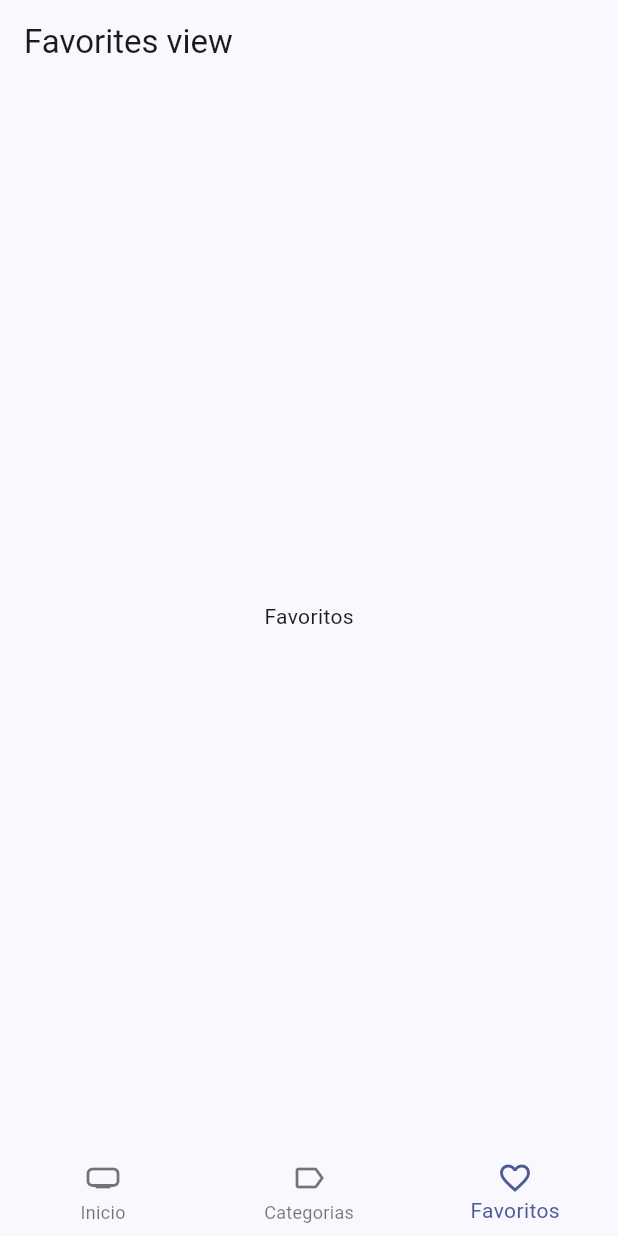
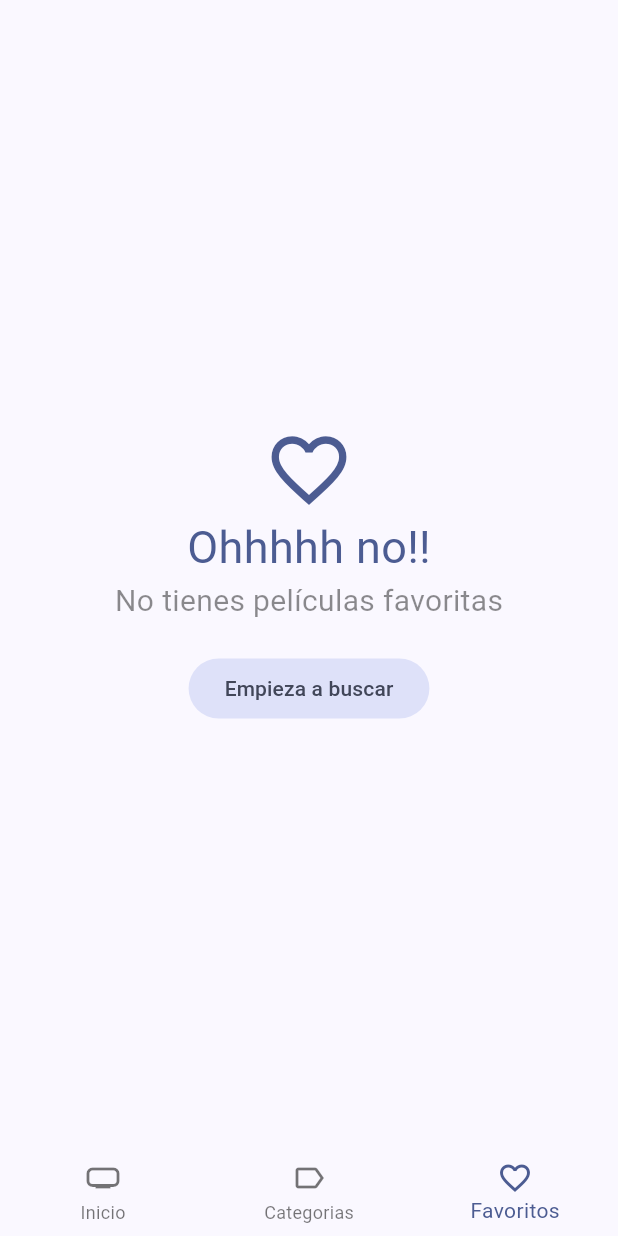
Before and after one commit to Alukard2907/cinemapedia, a Flutter app: the screen it shows after launch, item 3 of the bottom bar chosen, on a phone screen of 412 x 824 dp. Run offline on Flutter 3.47's test engine with Material 3 defaults, Android fonts, the phone set to English and light mode, and no system bars; our stand-ins replace animate_do, card_swiper, dio, flutter_dotenv, flutter_riverpod, go_router and 1 more; accounts and stored records are empty; generated files the repository leaves out were written again; network calls fail; key blocks and very long unbroken strings in the code were emptied for the run.

Commit message:
final comit

```diff
--- a/lib/domain/entities/movie.dart
+++ b/lib/domain/entities/movie.dart
@@ -1,4 +1,9 @@
+import 'package:isar/isar.dart';
+
+part 'movie.g.dart';
+@collection
 class Movie {
+  Id? isarId;
   final bool adult;
   final String backdropPath;
   final List<String> genreIds;
--- a/lib/presentation/providers/providers.dart
+++ b/lib/presentation/providers/providers.dart
@@ -10,3 +10,6 @@ export 'movies/initial_loading_provider.dart';
 
 
 export 'search/search_movies_provider.dart';
+
+export 'storage/local_storage_provider.dart';
+export 'storage/favorite_movies_provider.dart';
--- a/lib/presentation/views/movies/favorites_view.dart
+++ b/lib/presentation/views/movies/favorites_view.dart
@@ -1,15 +1,64 @@
+import 'package:cinemapedia/presentation/providers/providers.dart';
+import 'package:cinemapedia/presentation/widgets/widgets.dart';
 import 'package:flutter/material.dart';
+import 'package:flutter_riverpod/flutter_riverpod.dart';
+import 'package:go_router/go_router.dart';
 
-class FavoritesView extends StatelessWidget {
+class FavoritesView extends ConsumerStatefulWidget {
+
   const FavoritesView({super.key});
 
   @override
+  FavoritesViewState createState() => FavoritesViewState();
+}
+
+class FavoritesViewState extends ConsumerState<FavoritesView> {
+   bool isLoading = false;
+   bool isLastPage =false;
+  @override
+  void initState() {
+    super.initState();
+    loadNextPage();
+  }
+
+  void loadNextPage() async {
+    if( isLoading || isLastPage) return;
+    final movies = await ref.read(favoriteMoviesProvider.notifier).loadNextPage();
+    isLoading = false;
+
+    if( movies.isEmpty){
+      isLastPage = true;
+    }
+  }
+
+  @override
   Widget build(BuildContext context) {
+
+    final favoriteMovies = ref.watch(favoriteMoviesProvider).values.toList();
+
+   if( favoriteMovies.isEmpty ){
+     final colors = Theme.of(context).colorScheme;
+    return Center(
+      child: Column(
+        crossAxisAlignment: CrossAxisAlignment.center,
+        mainAxisAlignment: MainAxisAlignment.center,
+        children: [
+          Icon(Icons.favorite_outline_sharp, size: 60, color: colors.primary,),
+          Text('Ohhhhh no!!', style: TextStyle(fontSize: 30, color: colors.primary),),
+          const Text('No tienes películas favoritas', style: TextStyle(fontSize: 20, color: Colors.black45),),
+          const SizedBox(height: 20,),
+          FilledButton.tonal(
+            onPressed: () => context.go('/home/0'),
+            child:const Text('Empieza a buscar')
+            )
+        ],
+      ),
+    );
+   }
+
     return Scaffold(
-      appBar: AppBar(
-        title: const Text('Favorites view'),
-      ),
-      body: const Center(child: Text('Favoritos')),
-    );
+      body: MovieMasonry(
+        loadNextPage: loadNextPage,
+        movies: favoriteMovies));
   }
 }
--- a/lib/presentation/widgets/shared/custom_appbar.dart
+++ b/lib/presentation/widgets/shared/custom_appbar.dart
@@ -45,7 +45,7 @@ class CustomAppbar extends ConsumerWidget {
                   )
                   ).then((movie) {
                     if( movie == null )return;
-                    context.push('/movie/${movie.id}');
+                    context.push('/home/0/movie/${movie.id}');
                   });
                },
                icon: const Icon(Icons.search)
--- a/pubspec.yaml
+++ b/pubspec.yaml
@@ -14,13 +14,19 @@ dependencies:
     sdk: flutter
   flutter_dotenv: ^5.1.0
   flutter_riverpod: ^2.4.10
+  flutter_staggered_grid_view: ^0.7.0
   go_router: ^13.2.0
   intl: ^0.19.0
+  isar: ^3.1.0+1
+  isar_flutter_libs: ^3.1.0+1
+  path_provider: ^2.1.2
 
 dev_dependencies:
+  build_runner: ^2.4.8
   flutter_lints: ^2.0.0
   flutter_test:
     sdk: flutter
+  isar_generator: ^3.1.0+1
 
 flutter:
   uses-material-design: true
```
Also changed, not shown: lib/domain/datasourses/local_storage_datasource.dart (added, +12 -0 lines), lib/domain/repositories/local_storage_repository.dart (added, +13 -0 lines), lib/infrastructure/datasources/isar_datasource.dart (added, +69 -0 lines), lib/infrastructure/repositories/local_storage_repository_imp.dart (added, +26 -0 lines), lib/presentation/providers/storage/favorite_movies_provider.dart (added, +49 -0 lines), lib/presentation/providers/storage/local_storage_provider.dart (added, +10 -0 lines), lib/presentation/screens/movies/movie_screen.dart (+72 -18 lines), lib/presentation/widgets/movies/movie_masonry.dart (added, +68 -0 lines), lib/presentation/widgets/movies/movie_poster_link.dart (added, +28 -0 lines), lib/presentation/widgets/widgets.dart (+9 -5 lines), lib/domain/entities/movie.g.dart (added), pubspec.lock, 6 other files.
